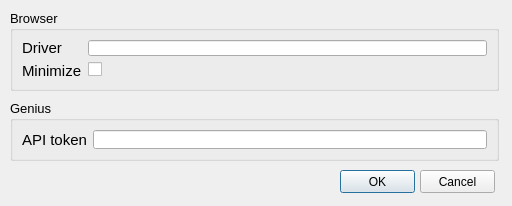
This is windows/settings_window.ui in Romez1990/music-manager as Qt 5 draws it before an edit. The edited form follows.
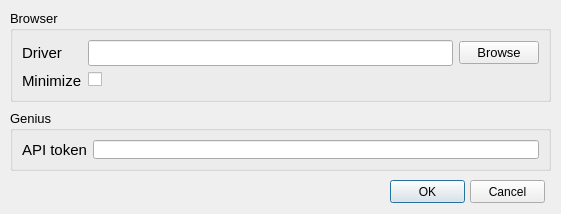
This is the edited form.

Commit message: Design browse button for browser driver

Diff of the .ui file:
```diff
--- a/windows/settings_window.ui
+++ b/windows/settings_window.ui
@@ -6,8 +6,8 @@
             <rect>
                 <x>0</x>
                 <y>0</y>
-                <width>512</width>
-                <height>206</height>
+                <width>561</width>
+                <height>214</height>
             </rect>
         </property>
         <property name="windowTitle">
@@ -16,8 +16,8 @@
         <widget class="QPushButton" name="ok_push_button">
             <property name="geometry">
                 <rect>
-                    <x>340</x>
-                    <y>170</y>
+                    <x>390</x>
+                    <y>180</y>
                     <width>75</width>
                     <height>23</height>
                 </rect>
@@ -29,8 +29,8 @@
         <widget class="QPushButton" name="cancel_push_button">
             <property name="geometry">
                 <rect>
-                    <x>420</x>
-                    <y>170</y>
+                    <x>470</x>
+                    <y>180</y>
                     <width>75</width>
                     <height>23</height>
                 </rect>
@@ -44,8 +44,8 @@
                 <rect>
                     <x>10</x>
                     <y>10</y>
-                    <width>489</width>
-                    <height>81</height>
+                    <width>541</width>
+                    <height>92</height>
                 </rect>
             </property>
             <property name="font">
@@ -69,15 +69,6 @@
                         </property>
                     </widget>
                 </item>
-                <item row="0" column="1">
-                    <widget class="QLineEdit" name="driver_line_edit">
-                        <property name="font">
-                            <font>
-                                <pointsize>11</pointsize>
-                            </font>
-                        </property>
-                    </widget>
-                </item>
                 <item row="1" column="0">
                     <widget class="QLabel" name="minimize_label">
                         <property name="font">
@@ -102,14 +93,34 @@
                         </property>
                     </widget>
                 </item>
+                <item row="0" column="1">
+                    <layout class="QHBoxLayout" name="driver_horizontal_layout">
+                        <item>
+                            <widget class="QLineEdit" name="driver_line_edit">
+                                <property name="font">
+                                    <font>
+                                        <pointsize>11</pointsize>
+                                    </font>
+                                </property>
+                            </widget>
+                        </item>
+                        <item>
+                            <widget class="QPushButton" name="driver_browse_push_button">
+                                <property name="text">
+                                    <string>Browse</string>
+                                </property>
+                            </widget>
+                        </item>
+                    </layout>
+                </item>
             </layout>
         </widget>
         <widget class="QGroupBox" name="genius_group_box">
             <property name="geometry">
                 <rect>
                     <x>10</x>
-                    <y>100</y>
-                    <width>489</width>
+                    <y>110</y>
+                    <width>541</width>
                     <height>61</height>
                 </rect>
             </property>
```
Left out of the diff: 1 changed line with no effect on the pictures. The commit also changes 1 other file.
